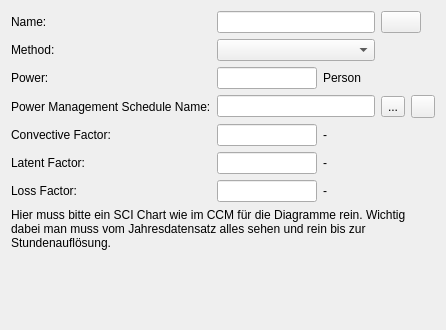
First picture: the form in SIM-VICUS/src/SVDBInternalLoadsElectricEquipmentEditWidget.ui, repository ghorwin/SIM-VICUS, before the edit.
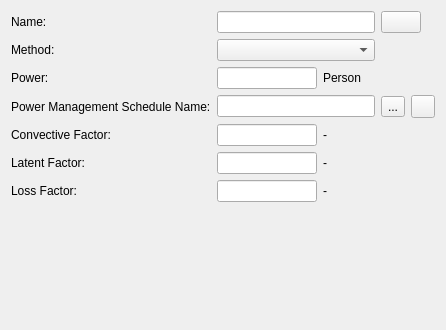
Second picture: the form after the edit. Icons and pictures are not drawn. Custom widgets are drawn as their Qt base class.

Commit message: implement all plots for DBDialogs internal loads, ventilation and surface heating

The edit to the form file:
```diff
--- a/SIM-VICUS/src/SVDBInternalLoadsElectricEquipmentEditWidget.ui
+++ b/SIM-VICUS/src/SVDBInternalLoadsElectricEquipmentEditWidget.ui
@@ -196,27 +196,7 @@
     </widget>
    </item>
    <item row="7" column="0" colspan="5">
-    <widget class="QLabel" name="label">
-     <property name="text">
-      <string>Hier muss bitte ein SCI Chart wie im CCM für die Diagramme rein. Wichtig dabei man muss vom Jahresdatensatz alles sehen und rein bis zur Stundenauflösung.</string>
-     </property>
-     <property name="wordWrap">
-      <bool>true</bool>
-     </property>
-    </widget>
-   </item>
-   <item row="8" column="0">
-    <spacer name="verticalSpacer">
-     <property name="orientation">
-      <enum>Qt::Vertical</enum>
-     </property>
-     <property name="sizeHint" stdset="0">
-      <size>
-       <width>20</width>
-       <height>30</height>
-      </size>
-     </property>
-    </spacer>
+    <widget class="QwtPlot" name="widgetPlot" native="true"/>
    </item>
   </layout>
  </widget>
@@ -229,15 +209,21 @@
     <signal>editingFinishedSuccessfully()</signal>
    </slots>
   </customwidget>
+  <customwidget>
+   <class>QtExt::LanguageStringEditWidget1</class>
+   <extends>QLineEdit</extends>
+   <header location="global">QtExt_LanguageStringEditWidget1.h</header>
+   <container>1</container>
+  </customwidget>
   <customwidget>
    <class>QtExt::ColorButton</class>
    <extends>QPushButton</extends>
    <header location="global">QtExt_ColorButton.h</header>
   </customwidget>
   <customwidget>
-   <class>QtExt::LanguageStringEditWidget1</class>
-   <extends>QLineEdit</extends>
-   <header location="global">QtExt_LanguageStringEditWidget1.h</header>
+   <class>QwtPlot</class>
+   <extends>QWidget</extends>
+   <header location="global">qwt_plot.h</header>
    <container>1</container>
   </customwidget>
  </customwidgets>
```
Left out of the diff: 164 changed lines with no effect on the pictures. The commit also changes 21 other files.
